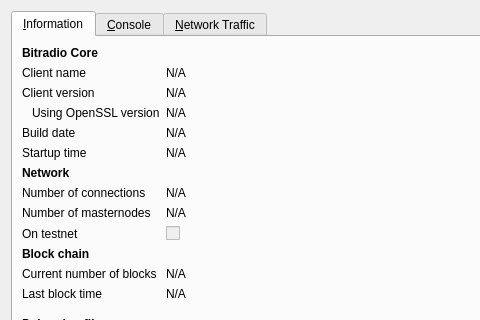
cplayio/cplay, file src/qt/forms/rpcconsole.ui: the form before one commit; both pictures show x 0 to 480 and y 0 to 320 of the 740 by 450 pixel window.
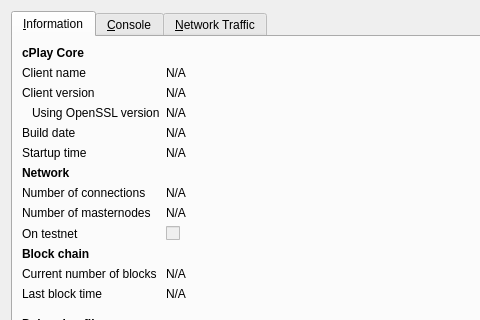
The form after the commit. Icons and pictures are not drawn. Custom widgets are drawn as their Qt base class.

The edit to the form file:
```diff
--- a/src/qt/forms/rpcconsole.ui
+++ b/src/qt/forms/rpcconsole.ui
@@ -33,7 +33,7 @@
           </font>
          </property>
          <property name="text">
-          <string>Bitradio Core</string>
+          <string>cPlay Core</string>
          </property>
         </widget>
        </item>
```
Left out of the diff: 6 changed lines with no effect on the pictures.
